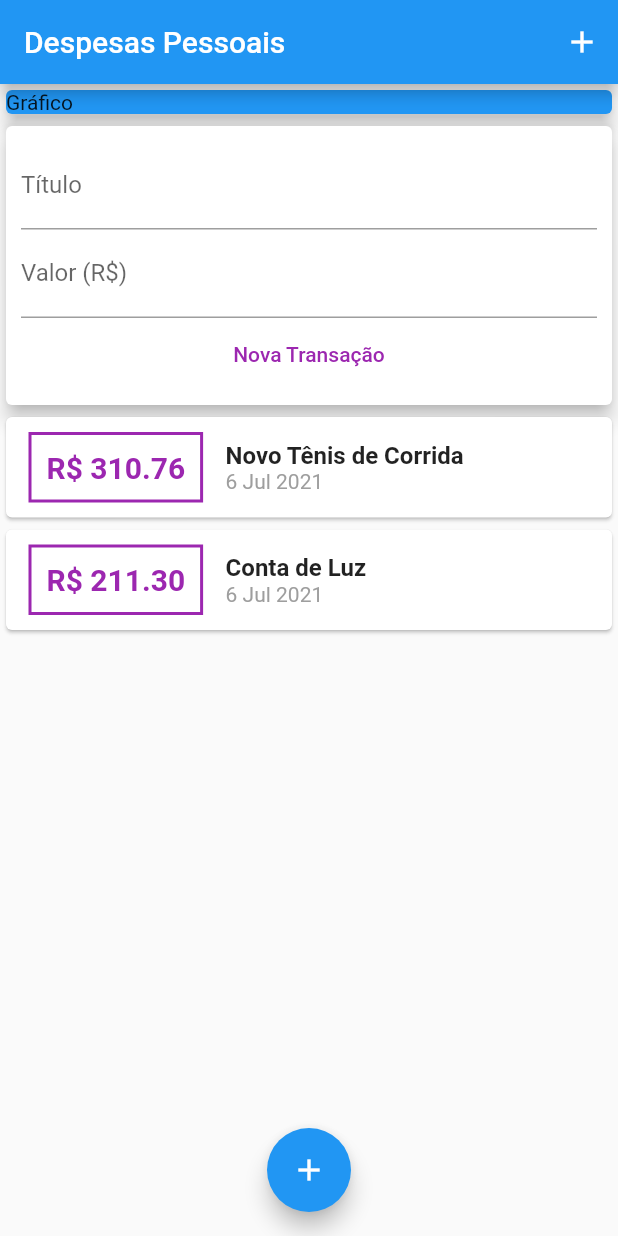
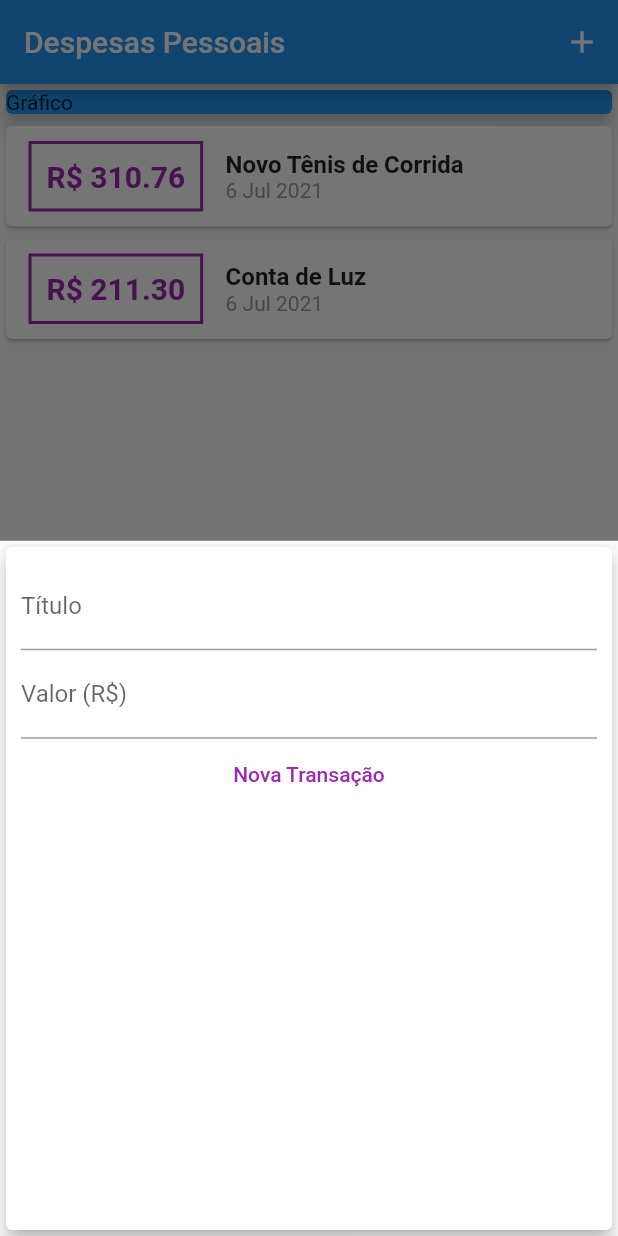
Before and after one commit to gabrielkussler/app-despesas, a Flutter app: the screen it shows after launch, after a tap on the "add" icon, on a phone screen of 412 x 824 dp. Run offline on Flutter 3.47's test engine with Material 2 defaults, Android fonts, the phone set to English and light mode, and no system bars.

Commit message:
chamando modal pelo botao com função _openTransactionFormModal

```diff
--- a/lib/components/transaction_user.dart
+++ /dev/null
@@ -1,51 +0,0 @@
-import 'dart:math';
-
-import 'package:flutter/material.dart';
-import 'transaction_form.dart';
-import 'transaction_list.dart';
-import '../Models/transaction.dart';
-
-class TransactionUser extends StatefulWidget {
-  @override
-  _TransactionUserState createState() => _TransactionUserState();
-}
-
-class _TransactionUserState extends State<TransactionUser> {
-  final _transactions = [
-    Transaction(
-      id: 't1',
-      title: 'Novo Tênis de Corrida',
-      value: 310.76,
-      date: DateTime.now(),
-    ),
-    Transaction(
-      id: 't2',
-      title: 'Conta de Luz',
-      value: 211.30,
-      date: DateTime.now(),
-    ),
-  ];
-
-  _addTransaction(String title, double value) {
-    final newTransaction = Transaction(
-      id: Random().nextDouble().toString(),
-      value: value,
-      date: DateTime.now(),
-      title: title,
-    );
-    setState(() {
-      _transactions.add(newTransaction);
-    });
-
-  }
-
-  @override
-  Widget build(BuildContext context) {
-    return Column(
-      children: [
-        TransactionForm(_addTransaction),
-        TransactionList(_transactions),
-      ],
-    );
-  }
-}
--- a/lib/main.dart
+++ b/lib/main.dart
@@ -1,5 +1,9 @@
-import 'package:appdespesasflutter/components/transaction_user.dart';
+import 'package:appdespesasflutter/components/transaction_form.dart';
 import 'package:flutter/material.dart';
+import 'dart:math';
+import 'components/transaction_form.dart';
+import 'components/transaction_list.dart';
+import '../Models/transaction.dart';
 
 main() => runApp(ExpensesApp());
 
@@ -10,9 +14,46 @@ class ExpensesApp extends StatelessWidget {
   }
 }
 
-class MyHomePage extends StatelessWidget {
+class MyHomePage extends StatefulWidget {
+  @override
+  State<MyHomePage> createState() => _MyHomePageState();
+}
 
+class _MyHomePageState extends State<MyHomePage> {
+  final _transactions = [
+    Transaction(
+      id: 't1',
+      title: 'Novo Tênis de Corrida',
+      value: 310.76,
+      date: DateTime.now(),
+    ),
+    Transaction(
+      id: 't2',
+      title: 'Conta de Luz',
+      value: 211.30,
+      date: DateTime.now(),
+    ),
+  ];
 
+  _addTransaction(String title, double value) {
+    final newTransaction = Transaction(
+      id: Random().nextDouble().toString(),
+      value: value,
+      date: DateTime.now(),
+      title: title,
+    );
+    setState(() {
+      _transactions.add(newTransaction);
+    });
+  }
+
+  _openTransactionFormModal(BuildContext context) {
+    showModalBottomSheet(
+        context: context,
+        builder: (_) {
+          return TransactionForm(_addTransaction);
+        });
+  }
 
   @override
   Widget build(BuildContext context) {
@@ -20,7 +61,10 @@ class MyHomePage extends StatelessWidget {
       appBar: AppBar(
         title: Text('Despesas Pessoais'),
         actions: [
-          IconButton(onPressed: () {}, icon: Icon(Icons.add))
+          IconButton(
+            icon: Icon(Icons.add),
+            onPressed: () => _openTransactionFormModal(context),
+          )
         ],
       ),
       body: SingleChildScrollView(
@@ -34,13 +78,13 @@ class MyHomePage extends StatelessWidget {
                 elevation: 5,
               ),
             ),
-            TransactionUser(),
+            TransactionList(_transactions),
           ],
         ),
       ),
       floatingActionButton: FloatingActionButton(
         child: Icon(Icons.add),
-        onPressed: () {},
+        onPressed: () => _openTransactionFormModal(context),
       ),
       floatingActionButtonLocation: FloatingActionButtonLocation.centerFloat,
     );
```
Also changed, not shown: 3 other files.
